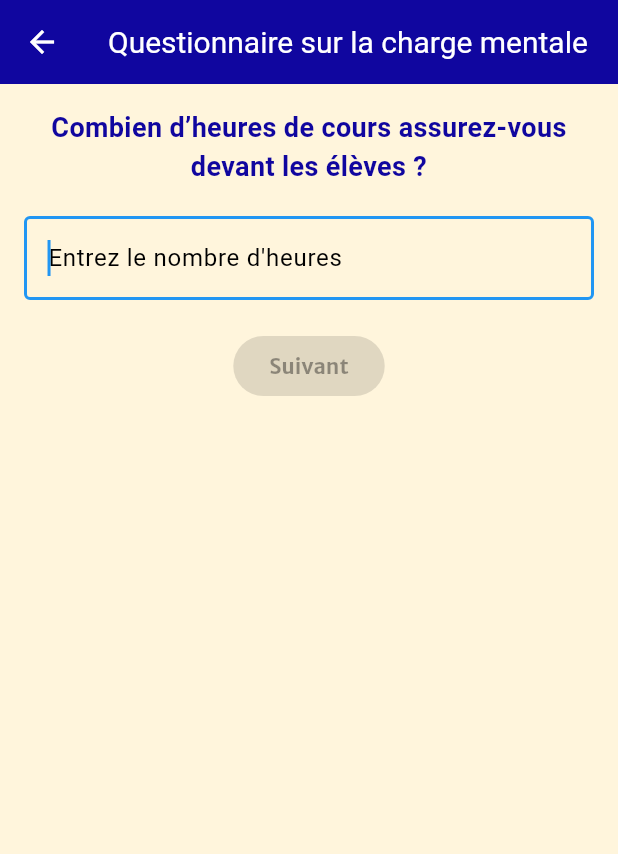
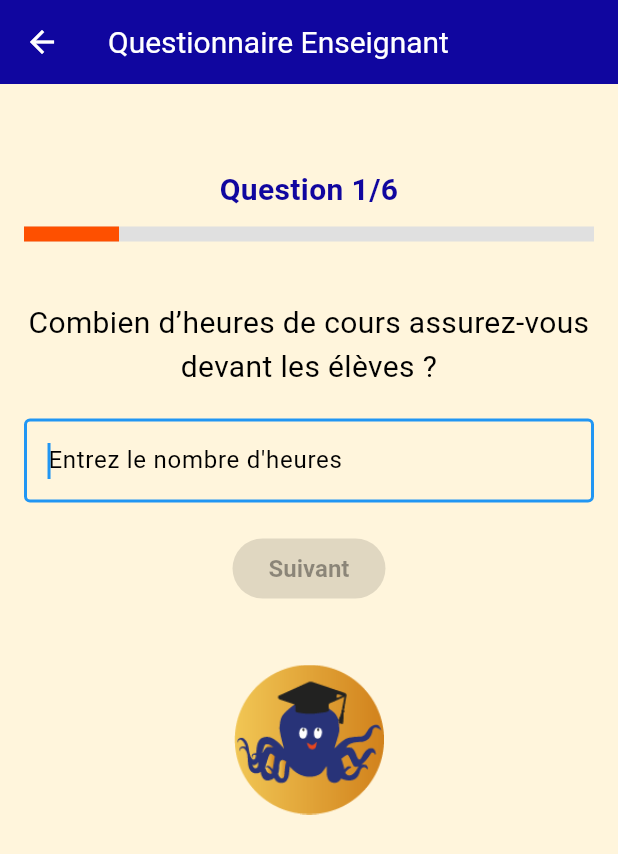
Before and after one commit to Alpha-Academie/calcul_charge_mentale_v2, a Flutter app: the TeacherQuestionnairePage screen opened directly, on a phone screen of 412 x 824 dp. Shown: the top 854 px of the screen. Run offline on Flutter 3.47's test engine with Material 3 defaults, Android fonts, the light colour scheme and no system bars; our stand-ins replace firebase_auth, firebase_core, google_sign_in, shared_preferences; accounts and stored records are empty; Roboto replaces fonts that are missing (MerriweatherSans-Bold, MerriweatherSans-Light, MerriweatherSans-Regular).

Commit message:
dernier commit (normalement)

```diff
--- a/lib/teacher_questionnaire_page.dart
+++ b/lib/teacher_questionnaire_page.dart
@@ -43,9 +43,11 @@ class _TeacherQuestionnairePageState extends State<TeacherQuestionnairePage> {
   Widget build(BuildContext context) {
     return Scaffold(
       appBar: AppBar(
-        title: Text("Questionnaire sur la charge mentale", style: TextStyle(color: Colors.white)),
+        title: Text("Questionnaire Enseignant", style: TextStyle(color: Colors.white)),
       ),
-      body: PageView.builder(
+      body: Container(
+        color: Color(0xFFFFF5DC), // Couleur de fond de la page
+        child: PageView.builder(
           controller: _controller,
           physics: NeverScrollableScrollPhysics(),
           itemCount: questions.length,
@@ -55,75 +57,92 @@ class _TeacherQuestionnairePageState extends State<TeacherQuestionnairePage> {
                 padding: const EdgeInsets.all(16.0),
                 child: Column(
                   mainAxisAlignment: MainAxisAlignment.center,
+                  crossAxisAlignment: CrossAxisAlignment.center,
                   children: <Widget>[
+                    SizedBox(height: 40), // Écart en haut de la page
+                    Text(
+                      'Question ${index + 1}/${questions.length}',
+                      style: TextStyle(
+                        fontSize: 20,
+                        fontFamily: 'MerriweatherSans-Bold',
+                        fontWeight: FontWeight.bold, // Texte en gras
+                        color: Theme.of(context).primaryColor,
+                      ),
+                      textAlign: TextAlign.center,
+                    ),
+                    SizedBox(height: 10), // Ajout d'un écart entre le numéro de la question et la jauge
+                    LinearProgressIndicator(
+                      value: (index + 1) / questions.length,
+                      valueColor: AlwaysStoppedAnimation<Color>(Color(0xFFFE5000)),
+                      backgroundColor: Colors.grey[300],
+                      minHeight: 10,
+                    ),
+                    SizedBox(height: 40), // Plus grand écart entre la jauge et la question
                     Text(
                       questions[index],
-                    style: TextStyle(fontSize: 18, fontWeight: FontWeight.bold, color: Theme.of(context).primaryColor),
+                      style: TextStyle(
+                        fontSize: 20,
+                        fontFamily: 'MerriweatherSans-Regular',
+                        color: Colors.black, // Couleur noire pour les questions
+                      ),
                       textAlign: TextAlign.center,
                     ),
-                  SizedBox(height: 20),
+                    SizedBox(height: 20), // Écart entre la question et le champ de saisie
                     TextField(
                       focusNode: _focusNodes[index],
                       controller: _controllers[index],
                       keyboardType: TextInputType.numberWithOptions(decimal: true),
+                      style: TextStyle(
+                        fontFamily: 'MerriweatherSans-Light',
+                      ),
                       decoration: InputDecoration(
                         hintText: "Entrez le nombre d'heures",
                         border: OutlineInputBorder(),
                       ),
                       autofocus: true,
                     ),
-                  SizedBox(height: 20),
-                  if (index == 0)
+                    SizedBox(height: 20), // Écart entre le champ de saisie et le bouton
                     Center(
                       child: ElevatedButton(
-                        onPressed: _controllers[index].text.isNotEmpty ? () {
-                          _controller.nextPage(
-                            duration: Duration(milliseconds: 300),
-                            curve: Curves.easeInOut,
-                          );
-                        } : null,
-                        child: Text('Suivant'),
-                      ),
-                    ),
-                  if (index > 0)
-                    Row(
-                      mainAxisAlignment: MainAxisAlignment.spaceBetween,
-                      children: [
-                        ElevatedButton(
-                          onPressed: () {
-                            _controller.previousPage(
-                              duration: Duration(milliseconds: 300),
-                              curve: Curves.easeInOut,
-                            );
-                          },
-                          child: Text('Précédent'),
-                        ),
-                        ElevatedButton(
-                          onPressed: _controllers[index].text.isNotEmpty ? () {
+                        onPressed: _controllers[index].text.isNotEmpty
+                            ? () {
                                 if (index < questions.length - 1) {
                                   _controller.nextPage(
                                     duration: Duration(milliseconds: 300),
                                     curve: Curves.easeInOut,
                                   );
                                 } else {
-                              final totalHours = calculateTotalHours();
+                                  double totalHours = calculateTotalHours();
                                   Navigator.push(
                                     context,
                                     MaterialPageRoute(
-                                  builder: (context) => ResultsDisplayPage(totalHours: totalHours),
+                                      builder: (context) => TeacherResultsPage(totalHours: totalHours),
                                     ),
                                   );
                                 }
-                          } : null,
-                          child: Text(index < questions.length - 1 ? 'Suivant' : 'Terminer'),
+                              }
+                            : null, // Désactiver le bouton si le champ est vide
+                        child: Text(
+                          index < questions.length - 1 ? 'Suivant' : 'Terminer',
+                          style: TextStyle(
+                            fontFamily: 'MerriweatherSans-Light',
+                            fontSize: 16,
                           ),
-                      ],
+                        ),
+                      ),
+                    ),
+                    SizedBox(height: 40), // Écart avant l'image en bas
+                    Image.asset(
+                      'assets/images/logo_alpha_academie_orange.png',
+                      height: 100,
+                      fit: BoxFit.contain,
                     ),
                   ],
                 ),
               ),
             );
           },
+        ),
       ),
     );
   }
--- a/lib/welcome_page.dart
+++ b/lib/welcome_page.dart
@@ -1,11 +1,11 @@
 import 'package:flutter/material.dart';
-import 'package:google_sign_in/google_sign_in.dart';
+import 'package:firebase_auth/firebase_auth.dart';
 import 'settings_page.dart'; // Importez la nouvelle page des paramètres
 import 'teacher_page.dart';
 import 'student_page.dart';
 
 class WelcomePage extends StatelessWidget {
-  final GoogleSignInAccount? user;
+  final User? user;
 
   WelcomePage({this.user});
 
--- a/pubspec.yaml
+++ b/pubspec.yaml
@@ -35,6 +35,7 @@ dependencies:
   google_sign_in: ^6.2.1
   url_launcher: ^6.2.6
   google_fonts: ^6.2.1
+  shared_preferences: ^2.2.3
 
   # The following adds the Cupertino Icons font to your application.
   # Use with the CupertinoIcons class for iOS style icons.
```
Also changed, not shown: lib/google_sign_in_button.dart (+38 -3 lines), lib/settings_page.dart (+14 -9 lines), lib/student_final_page.dart (added, +77 -0 lines), lib/student_results_page.dart (+16 -38 lines), lib/teacher_final_page.dart (added, +77 -0 lines), lib/teacher_results_page.dart (+97 -29 lines), assets/images/banniere.jpg, firebase.json, pubspec.lock, 2 other files. Lines whose indentation alone changed are shown as unchanged.
